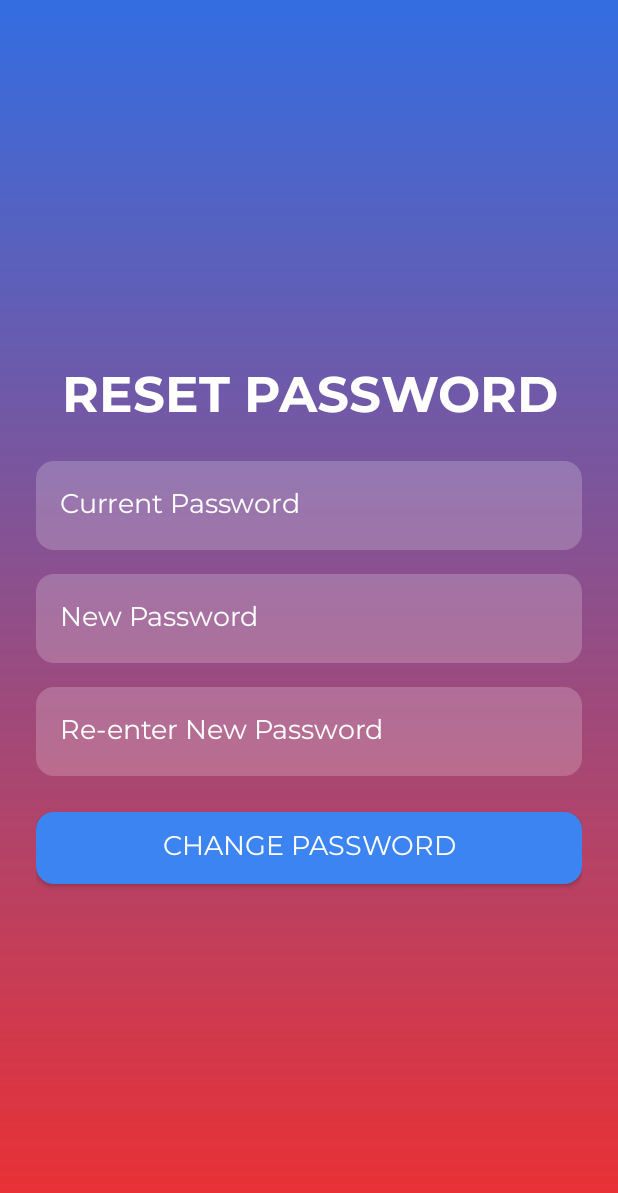
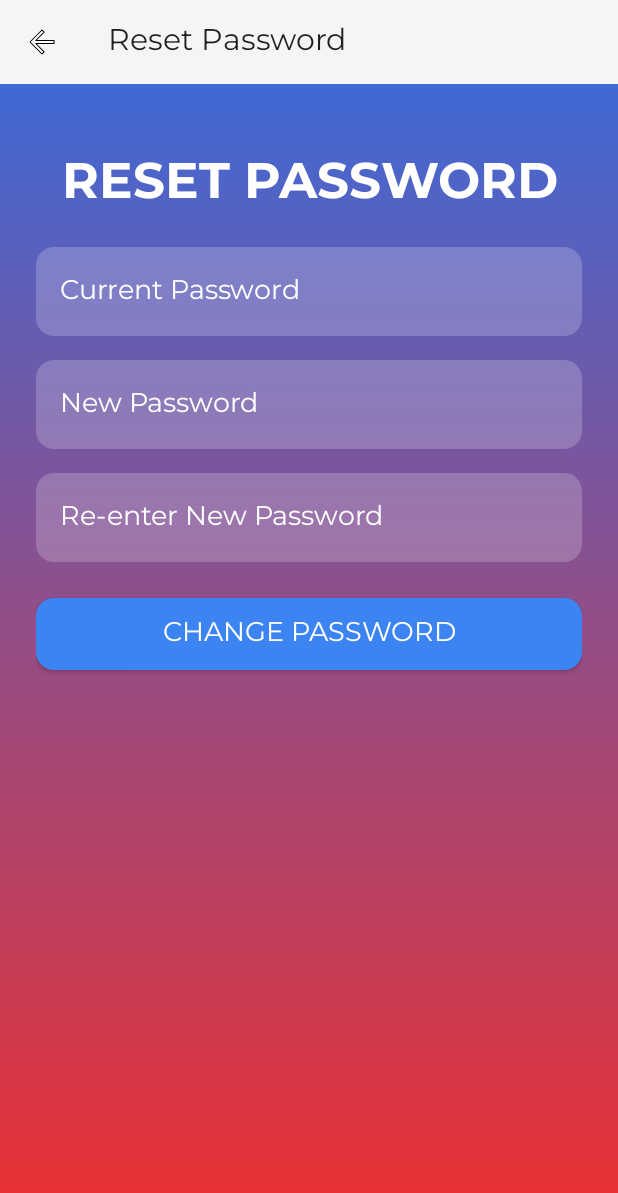
Before and after one commit to MrSuicideSh33p/Password-Manager, an Android app built with Jetpack Compose: the ResetPasswordActivity screen opened directly, with no data from a screen before it, on a phone screen of 412 x 824 dp. Shown: the top 1193 px of the screen. Run offline under Robolectric (Android 15) with nearby library versions, the phone set to English and light mode, and no system bars; libraries missing offline, so code that uses them is left out: com.amazonaws, com.amazonaws.auth, com.amazonaws.mobileconnectors, com.amazonaws.regions, com.amazonaws.services.

Commit message:
Added toolbars for reset password & display name activity

```diff
--- a/app/src/main/java/com/vichu/thevault/activities/ResetPasswordActivity.java
+++ b/app/src/main/java/com/vichu/thevault/activities/ResetPasswordActivity.java
@@ -7,12 +7,14 @@ import static com.vichu.thevault.utils.HelperUtils.showToast;
 import android.content.Intent;
 import android.os.Bundle;
 import android.util.Log;
+import android.view.MenuItem;
 import android.view.View;
 import android.widget.Button;
 import android.widget.EditText;
 import android.widget.ProgressBar;
 
 import androidx.appcompat.app.AppCompatActivity;
+import androidx.appcompat.widget.Toolbar;
 
 import com.fasterxml.jackson.databind.JsonNode;
 import com.vichu.thevault.R;
@@ -32,6 +34,7 @@ public class ResetPasswordActivity extends AppCompatActivity {
         super.onCreate(savedInstanceState);
         setContentView(R.layout.reset_password_activity);
 
+        initToolbar();
         awsS3Helper = new AwsS3Helper(this);
         progressBar = findViewById(R.id.progressBar);
         user = getIntent().getStringExtra("user");
@@ -99,6 +102,24 @@ public class ResetPasswordActivity extends AppCompatActivity {
         });
     }
 
+    @Override
+    public boolean onOptionsItemSelected(MenuItem item) {
+        if (item.getItemId() == android.R.id.home) {
+            navigateToMain();
+        }
+        return super.onOptionsItemSelected(item);
+    }
+
+    private void initToolbar() {
+        Toolbar toolbar = findViewById(R.id.resetPasswordToolbar);
+        setSupportActionBar(toolbar);
+
+        if (getSupportActionBar() != null) {
+            getSupportActionBar().setDisplayHomeAsUpEnabled(true);
+            getSupportActionBar().setHomeButtonEnabled(true);
+        }
+    }
+
     private void updateUI(String message) {
         changePasswordButton.setEnabled(true);
         progressBar.setVisibility(View.GONE);
--- a/app/src/main/res/layout/reset_password_activity.xml
+++ b/app/src/main/res/layout/reset_password_activity.xml
@@ -1,16 +1,33 @@
 <?xml version="1.0" encoding="utf-8"?>
-<RelativeLayout xmlns:android="http://schemas.android.com/apk/res/android"
+<LinearLayout xmlns:android="http://schemas.android.com/apk/res/android"
+    xmlns:app="http://schemas.android.com/apk/res-auto"
     android:layout_width="match_parent"
     android:layout_height="match_parent"
-    android:background="@drawable/login_background"
-    android:gravity="center"
-    android:padding="24dp">
+    android:orientation="vertical"
+    android:background="@drawable/login_background">
+
+    <androidx.appcompat.widget.Toolbar
+        android:id="@+id/resetPasswordToolbar"
+        android:layout_width="match_parent"
+        android:layout_height="?attr/actionBarSize"
+        android:background="?attr/colorPrimary"
+        android:theme="@style/ThemeOverlay.AppCompat.ActionBar"
+        app:title="Reset Password"
+        app:titleTextAppearance="@style/TextAppearance.AppCompat.Widget.ActionBar.Title"
+        app:popupTheme="@style/ThemeOverlay.AppCompat.Light"
+        app:navigationIcon="@drawable/ic_back_arrow"/>
+
+    <LinearLayout
+        android:layout_width="match_parent"
+        android:layout_height="0dp"
+        android:layout_weight="1">
 
         <LinearLayout
             android:layout_width="match_parent"
             android:layout_height="wrap_content"
             android:gravity="center_horizontal"
-        android:orientation="vertical">
+            android:orientation="vertical"
+            android:padding="24dp">
 
             <TextView
                 android:layout_width="match_parent"
@@ -20,7 +37,7 @@
                 android:textStyle="bold"
                 android:textColor="@color/white"
                 android:padding="16dp"
-            android:textAlignment="center"/>
+                android:textAlignment="center" />
 
             <EditText
                 android:id="@+id/current_password_input"
@@ -78,7 +95,9 @@
                 android:layout_height="wrap_content"
                 android:layout_gravity="center"
                 android:visibility="gone"
-            style="?android:attr/progressBarStyle"/>
+                style="?android:attr/progressBarStyle" />
         </LinearLayout>
 
-</RelativeLayout>
+    </LinearLayout>
+
+</LinearLayout>
```
Also changed, not shown: app/src/main/java/com/vichu/thevault/activities/DisplayNameActivity.java (+21 -0 lines), app/src/main/res/layout/display_name_activity.xml (+24 -5 lines). Lines whose indentation alone changed are shown as unchanged.
